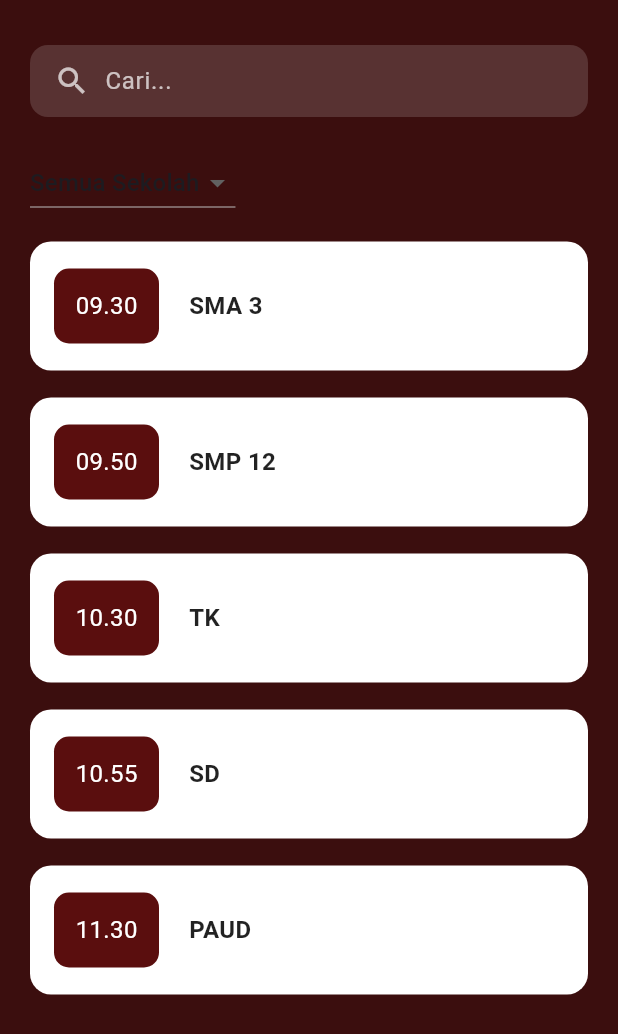
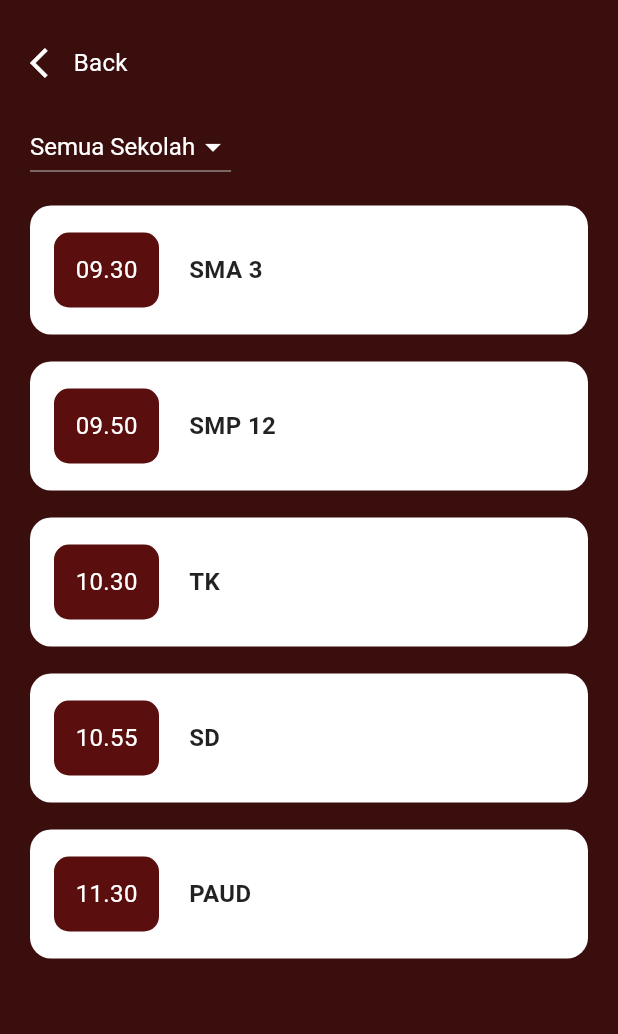
Before and after one commit to Lowland19/project_rpll, a Flutter app: the JadwalPengirimanScreen screen opened directly, on a phone screen of 412 x 824 dp. Shown: the top 1034 px of the screen. Run offline on Flutter 3.47's test engine with Material 3 defaults, Android fonts, the phone set to English and light mode, and no system bars; our stand-ins replace camera, image_picker, supabase_flutter; accounts and stored records are empty.

Commit message:
26/11/2025 update  jadwal pengiriman

```diff
--- a/lib/screens/jadwal_pengiriman.dart
+++ b/lib/screens/jadwal_pengiriman.dart
@@ -28,51 +28,61 @@ class _JadwalPengirimanScreenState extends State<JadwalPengirimanScreen> {
           padding: const EdgeInsets.all(20),
           child: Column(
             children: [
+
               const SizedBox(height: 10),
 
-              // Search Bar
-              Container(
-                padding: const EdgeInsets.symmetric(horizontal: 16),
-                decoration: BoxDecoration(
-                  color: Colors.white.withOpacity(0.15),
-                  borderRadius: BorderRadius.circular(12),
-                ),
-                child: const Row(
-                  children: [
-                    Icon(Icons.search, color: Colors.white70),
-                    SizedBox(width: 10),
-                    Expanded(
-                      child: TextField(
-                        style: TextStyle(color: Colors.white),
-                        decoration: InputDecoration(
-                          border: InputBorder.none,
-                          hintText: "Cari...",
-                          hintStyle: TextStyle(color: Colors.white70),
+              // 🔥 BACK BUTTON
+              Row(
+                children: [
+                  GestureDetector(
+                    onTap: () => Navigator.pop(context),
+                    child: Row(
+                      children: const [
+                        Icon(Icons.arrow_back_ios, color: Colors.white),
+                        SizedBox(width: 5),
+                        Text(
+                          "Back",
+                          style: TextStyle(
+                            color: Colors.white,
+                            fontSize: 16,
+                          ),
                         ),
-                      ),
+                      ],
                     ),
-                  ],
-                ),
+                  ),
+                ],
               ),
 
               const SizedBox(height: 20),
 
-              // Dropdown filter
               Align(
                 alignment: Alignment.centerLeft,
                 child: DropdownButton<String>(
-                  dropdownColor: Colors.white,
                   value: selectedFilter,
+                  dropdownColor: const Color(0xFF5A0E0E), // background dropdown item (gelap)
+                  style: const TextStyle(
+                    color: Colors.white, // warna teks saat dropdown tertutup
+                    fontSize: 16,
+                  ),
+                  iconEnabledColor: Colors.white, // icon dropdown putih
                   items: ["Semua Sekolah", "SMA 3", "SMP 12", "TK", "SD", "PAUD"]
                       .map((item) => DropdownMenuItem(
                     value: item,
-                    child: Text(item),
-                  )).toList(),
+                    child: Text(
+                      item,
+                      style: const TextStyle(
+                        color: Colors.white, // teks item dropdown putih
+                      ),
+                    ),
+                  ))
+                      .toList(),
                   onChanged: (value) {
                     setState(() => selectedFilter = value!);
                   },
                 ),
               ),
+
+
 
               const SizedBox(height: 15),
 
--- a/lib/screens/rute_perkiraan_waktu.dart
+++ b/lib/screens/rute_perkiraan_waktu.dart
@@ -75,7 +75,7 @@ class RutePerkiraanWaktuScreen extends StatelessWidget {
                         children: [
                           Icon(Icons.check_circle, color: Colors.grey),
                           SizedBox(height: 5),
-                          Text("Pesanan Dibuat"),
+                          Text("Menu Ditetapkan"),
                         ],
                       ),
                       Column(
```
